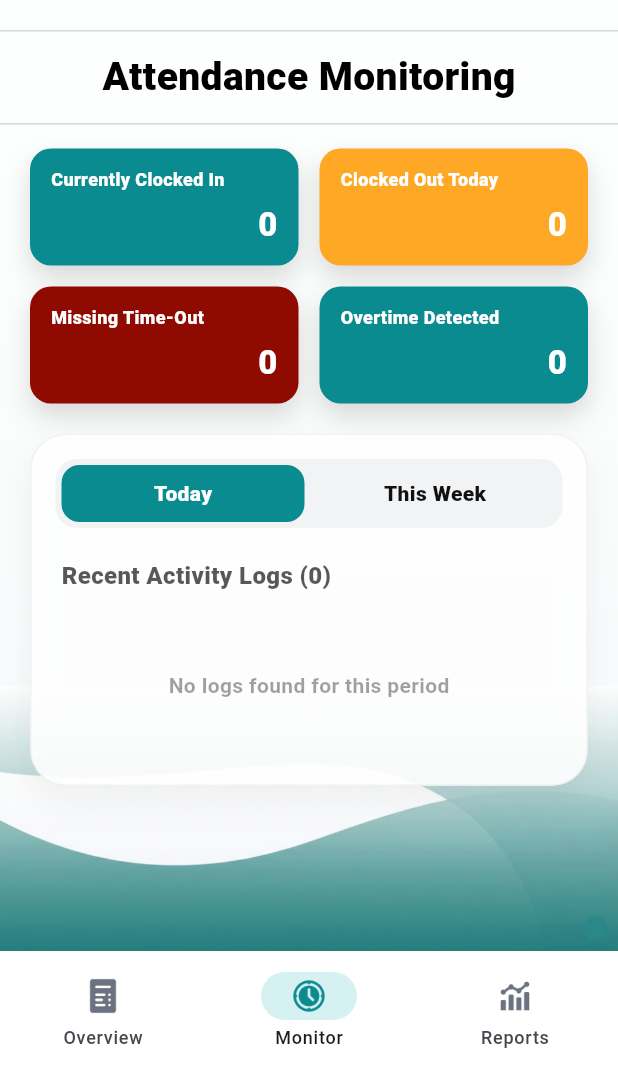
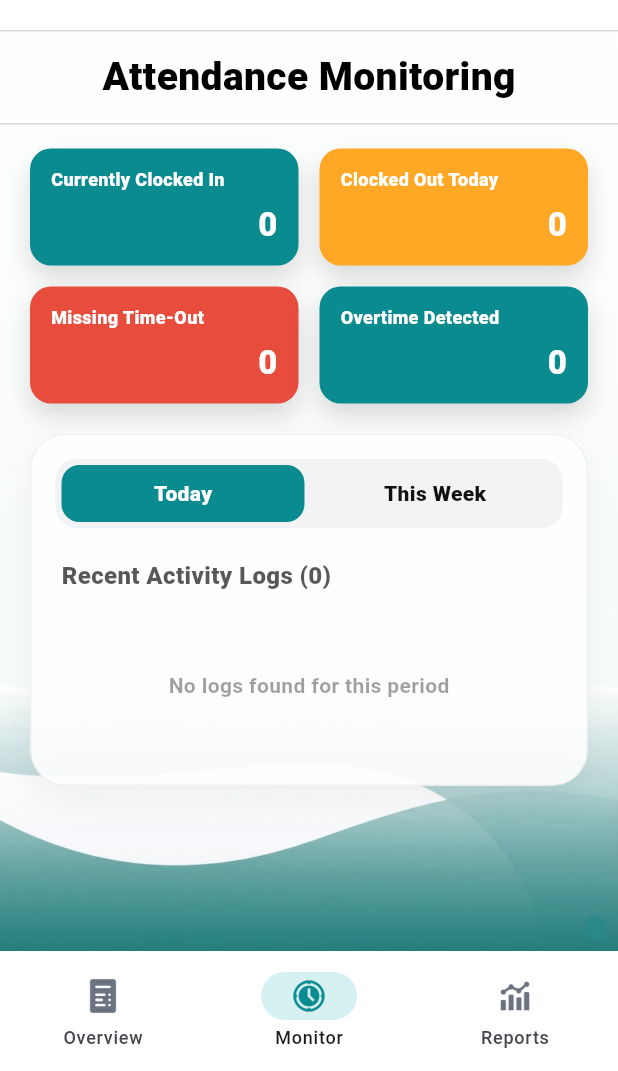
Before and after one commit to smiggy10/Nutech-Attendance-System-App, a Flutter app: the AdminShell screen opened by its route, item 2 of the bottom bar chosen, on a phone screen of 412 x 824 dp, the part 165-1236 px from its top. Run offline on Flutter 3.47's test engine with Material 3 defaults, Android fonts, the phone set to English and light mode, and no system bars; our stand-ins replace device_preview, image_cropper, image_picker, table_calendar.

Commit message:
color fix

```diff
--- a/lib/screens/admin/pages/admin_monitor_page.dart
+++ b/lib/screens/admin/pages/admin_monitor_page.dart
@@ -108,7 +108,7 @@ class _AdminMonitorPageState extends State<AdminMonitorPage> {
                       child: _StatCard(
                         title: 'Missing Time-Out',
                         value: alertCount.toString(),
-                        background: AppTheme.danger,
+                        background: const Color(0xFFE74C3C),
                       ),
                     ),
                     const SizedBox(width: 14),
```
